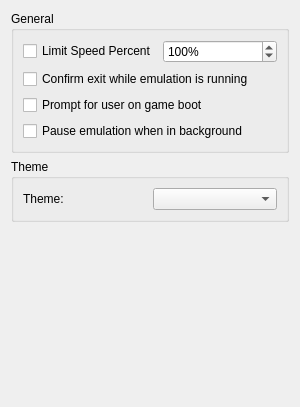
First picture: the form in src/yuzu/configuration/configure_general.ui, repository rorrim-rorrim/eden-alt, before the edit.
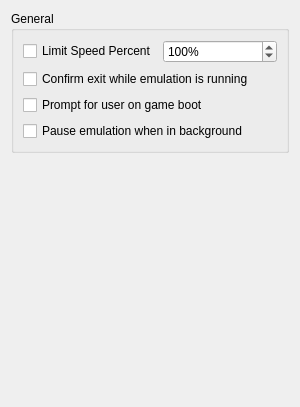
Second picture: the form after the edit.

Commit message: yuzu/configuration: create UI tab and move gamelist settings there

```diff
--- a/src/yuzu/configuration/configure_general.ui
+++ b/src/yuzu/configuration/configure_general.ui
@@ -77,33 +77,6 @@
        </layout>
       </widget>
      </item>
-     <item>
-      <widget class="QGroupBox" name="theme_group_box">
-       <property name="title">
-        <string>Theme</string>
-       </property>
-       <layout class="QHBoxLayout" name="theme_qhbox_layout">
-        <item>
-         <layout class="QVBoxLayout" name="theme_qvbox_layout">
-          <item>
-           <layout class="QHBoxLayout" name="theme_qhbox_layout_2">
-            <item>
-             <widget class="QLabel" name="theme_label">
-              <property name="text">
-               <string>Theme:</string>
-              </property>
-             </widget>
-            </item>
-            <item>
-             <widget class="QComboBox" name="theme_combobox"/>
-            </item>
-           </layout>
-          </item>
-         </layout>
-        </item>
-       </layout>
-      </widget>
-     </item>
      <item>
       <spacer name="verticalSpacer">
        <property name="orientation">
```
Lines whose indentation alone changed are shown as unchanged. The commit also changes 7 other files.
